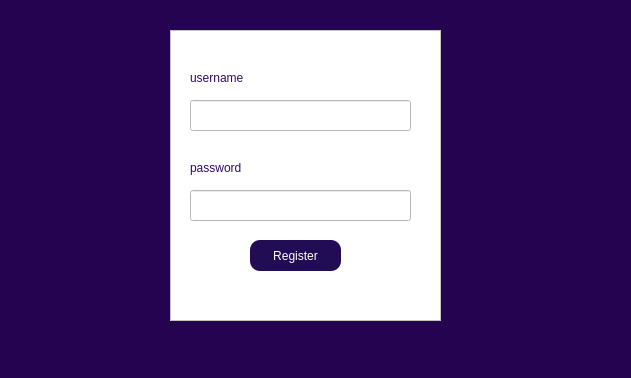
Above: project/regdialog.ui from DikshyaL/SEM-PROJECT before the change. Below: the same form after it.
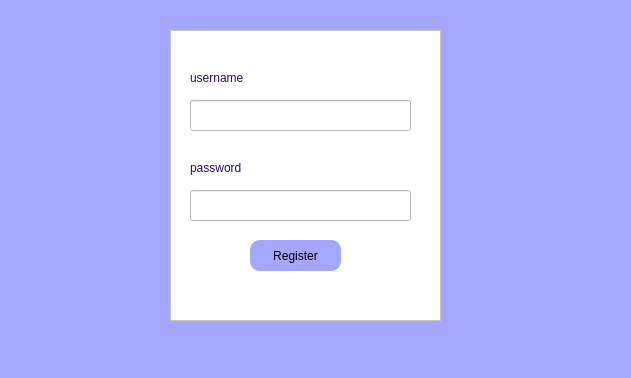
That is the form after the change.

What changed in the file:
```diff
--- a/project/regdialog.ui
+++ b/project/regdialog.ui
@@ -14,7 +14,8 @@
    <string>Dialog</string>
   </property>
   <property name="styleSheet">
-   <string notr="true">background-color: rgb(38, 3, 80);</string>
+   <string notr="true">background-color: rgb(164,166,255);
+color:rgb(0,0,0);</string>
   </property>
   <widget class="QFrame" name="frame">
    <property name="geometry">
@@ -65,9 +66,9 @@
      </rect>
     </property>
     <property name="styleSheet">
-     <string notr="true">color: rgb(255, 255, 255);
+     <string notr="true">color: rgb(0,0,0);
 font: 700 11pt &quot;Segoe UI&quot;;
-background-color: rgb(35, 12, 86);
+background-color: rgb(164,166,255);
 border-radius:10px;</string>
     </property>
     <property name="text">
```
